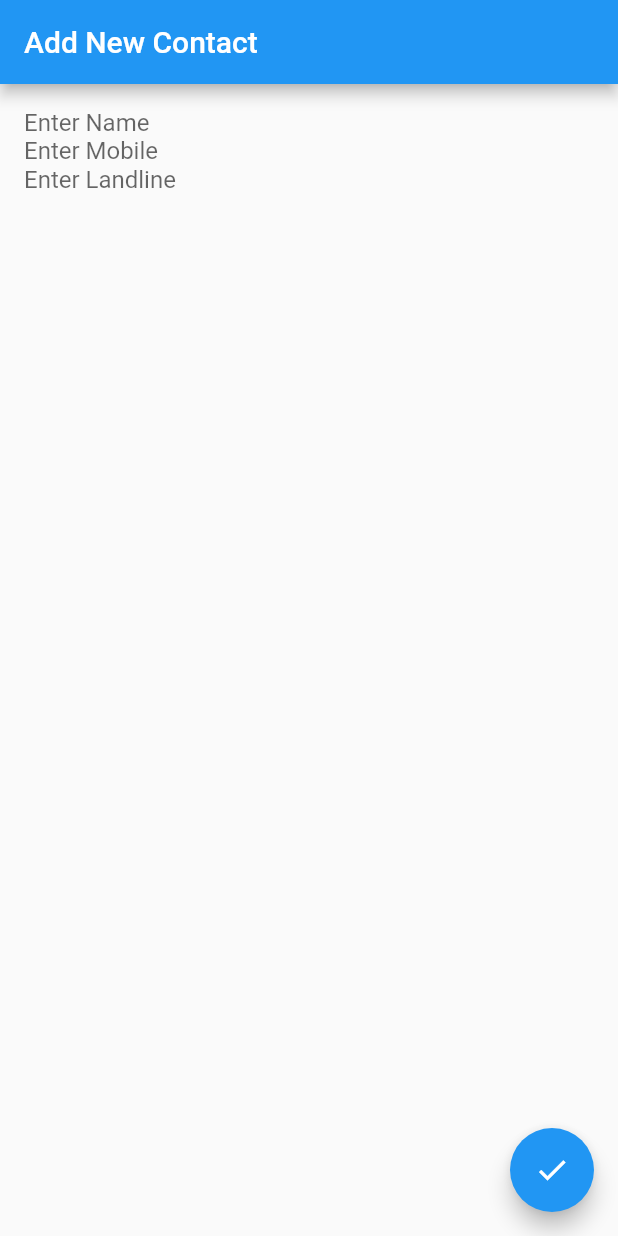
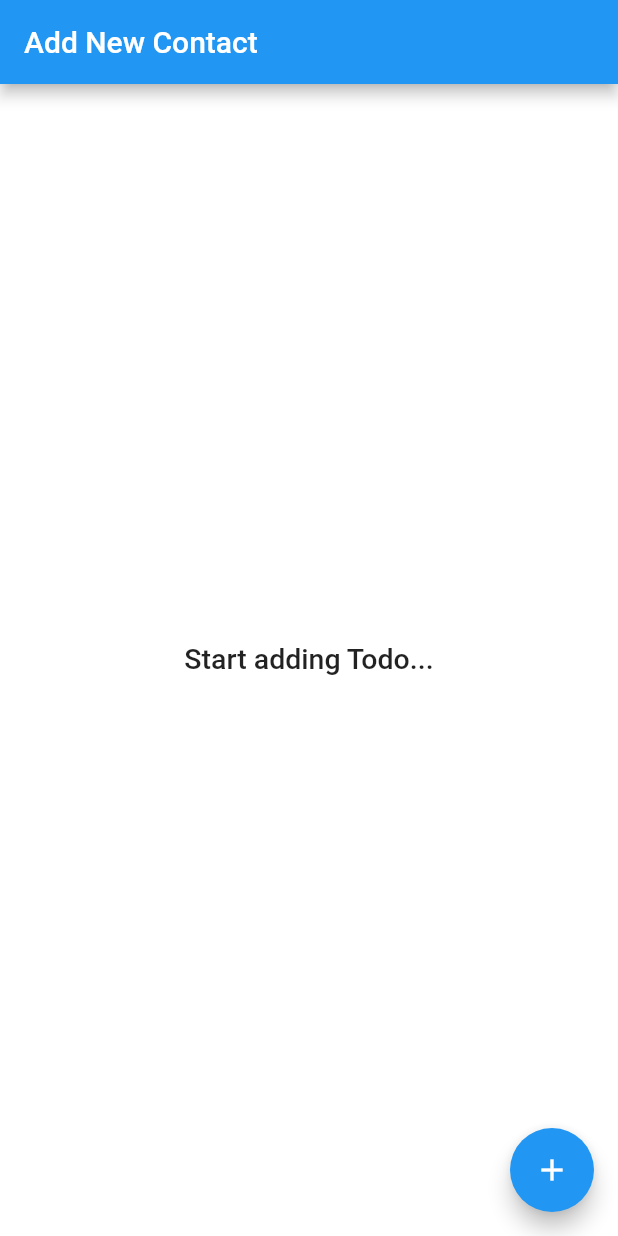
Before and after one commit to amantheshooter/flutter_app_database_contact_app, a Flutter app: the screen it shows after launch, on a phone screen of 412 x 824 dp. Run offline on Flutter 3.47's test engine with Material 2 defaults, Android fonts, the phone set to English and light mode, and no system bars; our stand-ins replace sqflite; accounts and stored records are empty.

Commit message:
Add Update contact.

```diff
--- a/lib/bloc/contact_bloc.dart
+++ b/lib/bloc/contact_bloc.dart
@@ -6,7 +6,7 @@ import 'package:flutterappdatabasenewsapp/repo/contact_repository.dart';
 
 class ContactBloc {
   //Get instance of the Repository
-  final _todoRepository = TodoRepository();
+  final _contactRepository = ContactRepository();
 
   //Stream controller is the 'Admin' that manages
   //the state of our stream of data like adding
@@ -14,7 +14,7 @@ class ContactBloc {
   //and broadcast it to observers/subscribers
   final _todoController = StreamController<List<Person>>.broadcast();
 
-  get todos => _todoController.stream;
+  get contacts => _todoController.stream;
 
   ContactBloc() {
     getPerson();
@@ -23,21 +23,21 @@ class ContactBloc {
   getPerson({String query}) async {
     //sink is a way of adding data reactively to the stream
     //by registering a new event
-    _todoController.sink.add(await _todoRepository.getAllTodos(query: query));
+    _todoController.sink.add(await _contactRepository.getAllContacts(query: query));
   }
 
   addPerson(Person todo) async {
-    await _todoRepository.insertTodo(todo);
+    await _contactRepository.insertContact(todo);
     getPerson();
   }
 
   updatePerson(Person todo) async {
-    await _todoRepository.updateTodo(todo);
+    await _contactRepository.updateContact(todo);
     getPerson();
   }
 
   deleteTodoById(int id) async {
-    _todoRepository.deleteTodoById(id);
+    _contactRepository.deleteContactById(id);
     getPerson();
   }
 
--- a/lib/main.dart
+++ b/lib/main.dart
@@ -1,5 +1,6 @@
 import 'package:flutter/material.dart';
-import 'package:flutterappdatabasenewsapp/ui/textController.dart';
+import 'package:flutterappdatabasenewsapp/ui/homepage.dart';
+import 'package:flutterappdatabasenewsapp/ui/MyCustomForm.dart';
 
 void main() => runApp(MyApp());
 
@@ -9,7 +10,8 @@ class MyApp extends StatelessWidget {
     return MaterialApp(
       debugShowCheckedModeBanner: false,
       title: 'Retrieve Text Input',
-      home: MyCustomForm(),
+      home: HomePage(),
+//      home: MyCustomForm(),
     );
   }
 }
--- a/lib/model/personModel.dart
+++ b/lib/model/personModel.dart
@@ -10,18 +10,18 @@ class Person {
 
   //When using curly braces { } we note dart that
   //the parameters are optional
-  Person({this.id, this.name, this.landLine, this.mobile, this.isDone = false});
+  Person({this.id, this.name, this.mobile, this.landLine,this.isDone = false});
 
 
   factory Person.fromDatabaseJson(Map<String, dynamic> data) => Person(
     //Factory method will be used to convert JSON objects that
     //are coming from querying the database and converting
-    //it into a Todo object
+    //it into a Contact object
 
     id: data['id'],
     name: data['name'],
+    mobile: data['mobile'],
     landLine: data['landLine'],
-    mobile: data['mobile'],
 
     //Since sqlite doesn't have boolean type for true/false,
     //we will use 0 to denote that it is false
--- a/lib/repo/contact_repository.dart
+++ b/lib/repo/contact_repository.dart
@@ -1,17 +1,17 @@
 import 'package:flutterappdatabasenewsapp/dao/contact_dao.dart';
 import 'package:flutterappdatabasenewsapp/model/personModel.dart';
 
-class TodoRepository {
-  final todoDao = PersonDao();
+class ContactRepository {
+  final contactDao = PersonDao();
 
-  Future getAllTodos({String query}) => todoDao.getPerson(query: query);
+  Future getAllContacts({String query}) => contactDao.getPerson(query: query);
 
-  Future insertTodo(Person todo) => todoDao.createPerson(todo);
+  Future insertContact(Person contact) => contactDao.createPerson(contact);
 
-  Future updateTodo(Person todo) => todoDao.updatePerson(todo);
+  Future updateContact(Person contact) => contactDao.updatePerson(contact);
 
-  Future deleteTodoById(int id) => todoDao.deletePerson(id);
+  Future deleteContactById(int id) => contactDao.deletePerson(id);
 
   //We are not going to use this in the demo
-  Future deleteAllTodos() => todoDao.deleteAllPerson();
+  Future deleteAllContacts() => contactDao.deleteAllPerson();
 }
--- /dev/null
+++ b/lib/ui/homepage.dart
@@ -0,0 +1,157 @@
+import 'package:flutter/cupertino.dart';
+import 'package:flutter/material.dart';
+import 'package:flutterappdatabasenewsapp/bloc/contact_bloc.dart';
+import 'package:flutterappdatabasenewsapp/model/personModel.dart';
+import 'package:flutterappdatabasenewsapp/ui/MyCustomForm.dart';
+
+class HomePage extends StatelessWidget {
+  final DismissDirection _dismissDirection = DismissDirection.horizontal;
+
+  ContactBloc contactBloc = new ContactBloc();
+
+  @override
+  Widget build(BuildContext context) {
+    // TODO: implement build
+    return Scaffold(
+      resizeToAvoidBottomPadding: false,
+      appBar: AppBar(
+        title: Text('Add New Contact'),
+      ),
+      body: SafeArea(
+          child: Container(
+              color: Colors.white,
+              padding:
+                  const EdgeInsets.only(left: 2.0, right: 2.0, bottom: 2.0),
+              child: Container(
+                  //This is where the magic starts
+                  child: getContactWidget()))),
+      floatingActionButton: FloatingActionButton(
+        // When the user presses the button, show an alert dialog containing
+        // the text that the user has entered into the text field.
+        onPressed: () {
+          Navigator.of(context)
+              .push(MaterialPageRoute(builder: (context) => MyCustomForm(null)));
+        },
+        tooltip: 'Add Contact',
+        child: Icon(Icons.add),
+      ),
+    );
+  }
+
+  getContactWidget() {
+    return StreamBuilder(
+      stream: contactBloc.contacts,
+      builder: (BuildContext context, AsyncSnapshot<List<Person>> snapshot) {
+        return getContactCardWidget(snapshot);
+      },
+    );
+  }
+
+  getContactCardWidget(AsyncSnapshot<List<Person>> snapshot) {
+    if (snapshot.hasData) {
+      /*Also handles whenever there's stream
+      but returned returned 0 records of Todo from DB.
+      If that the case show user that you have empty Todos
+      */
+      return snapshot.data.length != 0
+          ? ListView.builder(
+              itemCount: snapshot.data.length,
+              itemBuilder: (context, itemPosition) {
+                Person contact = snapshot.data[itemPosition];
+                final Widget dismissibleCard = new Dismissible(
+                    background: Container(
+                      child: Padding(
+                        padding: EdgeInsets.only(left: 10),
+                        child: Align(
+                          alignment: Alignment.centerLeft,
+                          child: Text(
+                            "Deleting",
+                            style: TextStyle(color: Colors.white),
+                          ),
+                        ),
+                      ),
+                      color: Colors.redAccent,
+                    ),
+                    onDismissed: (direction) {
+                      /*The magic
+                    delete Todo item by ID whenever
+                    the card is dismissed
+                    */
+                      contactBloc.deleteTodoById(contact.id);
+                    },
+                    direction: _dismissDirection,
+                    key: new ObjectKey(contact),
+                    child: Card(
+                      shape: RoundedRectangleBorder(
+                        side: BorderSide(color: Colors.grey[200], width: 0.5),
+                        borderRadius: BorderRadius.circular(5),
+                      ),
+                      color: Colors.white,
+                      child: ListTile(
+                          title: Text(
+                            contact.name,
+                            style: TextStyle(
+                                fontSize: 16.5,
+                                fontFamily: 'RobotoMono',
+                                fontWeight: FontWeight.w500,
+                                decoration: contact.isDone
+                                    ? TextDecoration.lineThrough
+                                    : TextDecoration.none),
+                          ),
+                          onTap: () {
+//                            Navigator.push(
+//                                context,
+//                                MaterialPageRoute(
+//                                  builder: (context) => MyCustomForm(contact),
+//                                ));
+                            Scaffold.of(context).showSnackBar(SnackBar(
+                                content: Text(contact.toDatabaseJson().toString())));
+                          }),
+                    ));
+                return dismissibleCard;
+              },
+            )
+          : Container(
+              child: Center(
+              //this is used whenever there 0 Todo
+              //in the data base
+              child: noTodoMessageWidget(),
+            ));
+    } else {
+      return Center(
+        /*since most of our I/O operations are done
+        outside the main thread asynchronously
+        we may want to display a loading indicator
+        to let the use know the app is currently
+        processing*/
+        child: loadingData(),
+      );
+    }
+  }
+
+  Widget loadingData() {
+    //pull todos again
+    contactBloc.getPerson();
+    return Container(
+      child: Center(
+        child: Column(
+          mainAxisAlignment: MainAxisAlignment.center,
+          children: <Widget>[
+            CircularProgressIndicator(),
+            Text("Loading...",
+                style: TextStyle(fontSize: 19, fontWeight: FontWeight.w500))
+          ],
+        ),
+      ),
+    );
+  }
+
+  Widget noTodoMessageWidget() {
+    return Container(
+      child: Text(
+        "Start adding Todo...",
+        style: TextStyle(fontSize: 19, fontWeight: FontWeight.w500),
+      ),
+    );
+  }
+}
```
Also changed, not shown: lib/dao/contact_dao.dart (+8 -8 lines), lib/ui/MyCustomForm.dart (renamed from lib/ui/textController.dart, +50 -22 lines).
